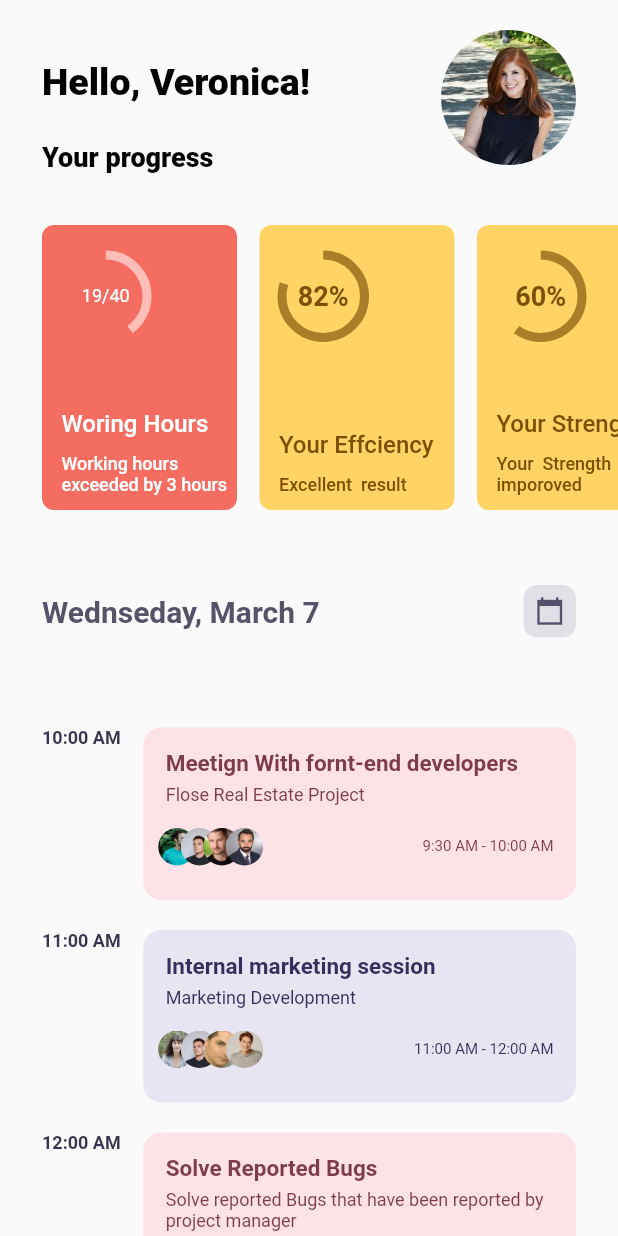
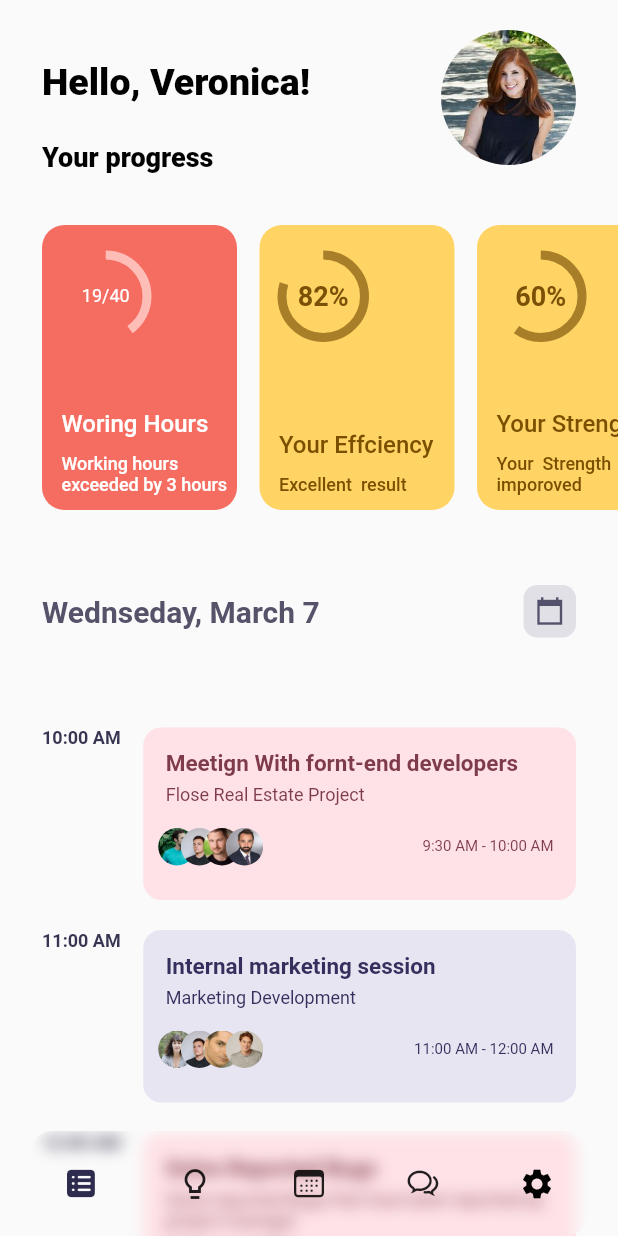
Before and after one commit to amir-hossein-rajaezadeh/food_app, a Flutter app: the screen it shows after launch, on a phone screen of 412 x 824 dp. Run offline on Flutter 3.47's test engine with Material 2 defaults, Android fonts, the phone set to English and light mode, and no system bars.

Commit message:
add blur bottom navigation bar

```diff
--- a/lib/screen/home/component/home_body.dart
+++ b/lib/screen/home/component/home_body.dart
@@ -1,3 +1,6 @@
+import 'dart:ui';
+
+import 'package:flutter/cupertino.dart';
 import 'package:flutter/material.dart';
 
 List<String> progressTitleList = [
@@ -41,7 +44,11 @@ class HomeBody extends StatelessWidget {
 
   @override
   Widget build(BuildContext context) {
-    return Column(
+    final size = MediaQuery.of(context).size;
+    return Stack(
+      alignment: Alignment.bottomCenter,
+      children: [
+        Column(
           children: [
             Row(
               mainAxisAlignment: MainAxisAlignment.spaceBetween,
@@ -94,7 +101,7 @@ class HomeBody extends StatelessWidget {
                 itemBuilder: (context, index) {
                   return Container(
                     decoration: BoxDecoration(
-                  borderRadius: BorderRadius.circular(8),
+                      borderRadius: BorderRadius.circular(15),
                       color: index == 0
                           ? const Color(0xfff56c61)
                           : const Color(0xffffd465),
@@ -202,15 +209,14 @@ class HomeBody extends StatelessWidget {
             ),
             Expanded(
               child: Container(
-            margin: const EdgeInsets.only(
-              top: 40,
-            ),
+                margin: const EdgeInsets.only(top: 40, bottom: 0),
                 child: ListView.builder(
                   physics: const BouncingScrollPhysics(),
                   itemCount: timeList.length,
                   itemBuilder: (context, index) {
                     return Container(
-                  margin: const EdgeInsets.only(top: 20, right: 28, left: 28),
+                      margin:
+                          const EdgeInsets.only(top: 20, right: 28, left: 28),
                       child: Row(
                         crossAxisAlignment: CrossAxisAlignment.start,
                         mainAxisAlignment: MainAxisAlignment.spaceBetween,
@@ -237,8 +243,8 @@ class HomeBody extends StatelessWidget {
                                 crossAxisAlignment: CrossAxisAlignment.start,
                                 children: [
                                   Container(
-                                margin:
-                                    const EdgeInsets.only(top: 15, left: 15),
+                                    margin: const EdgeInsets.only(
+                                        top: 15, left: 15),
                                     child: Text(
                                       taskTitleList[index],
                                       style: TextStyle(
@@ -251,7 +257,8 @@ class HomeBody extends StatelessWidget {
                                     ),
                                   ),
                                   Container(
-                                margin: const EdgeInsets.only(top: 5, left: 15),
+                                    margin:
+                                        const EdgeInsets.only(top: 5, left: 15),
                                     child: Text(
                                       taskDetailList[index],
                                       style: TextStyle(
@@ -283,8 +290,8 @@ class HomeBody extends StatelessWidget {
                                               ),
                                             ),
                                             Container(
-                                          margin:
-                                              const EdgeInsets.only(left: 15),
+                                              margin: const EdgeInsets.only(
+                                                  left: 15),
                                               child: ClipRRect(
                                                 borderRadius:
                                                     BorderRadius.circular(100),
@@ -297,8 +304,8 @@ class HomeBody extends StatelessWidget {
                                               ),
                                             ),
                                             Container(
-                                          margin:
-                                              const EdgeInsets.only(left: 30),
+                                              margin: const EdgeInsets.only(
+                                                  left: 30),
                                               child: ClipRRect(
                                                 borderRadius:
                                                     BorderRadius.circular(100),
@@ -313,8 +320,8 @@ class HomeBody extends StatelessWidget {
                                               ),
                                             ),
                                             Container(
-                                          margin:
-                                              const EdgeInsets.only(left: 45),
+                                              margin: const EdgeInsets.only(
+                                                  left: 45),
                                               child: ClipRRect(
                                                 borderRadius:
                                                     BorderRadius.circular(100),
@@ -358,6 +365,64 @@ class HomeBody extends StatelessWidget {
               ),
             )
           ],
+        ),
+        Container(
+          margin: const EdgeInsets.only(right: 20, left: 20, bottom: 0),
+          decoration: const BoxDecoration(
+            color: Colors.transparent,
+          ),
+          width: size.width,
+          height: 70,
+          child: ClipRRect(
+            borderRadius: BorderRadius.circular(15),
+            child: BackdropFilter(
+              filter: ImageFilter.blur(
+                sigmaX: 5.0,
+                sigmaY: 5.0,
+              ),
+              child: Row(
+                mainAxisAlignment: MainAxisAlignment.spaceBetween,
+                children: [
+                  Container(
+                    margin: const EdgeInsets.only(left: 10),
+                    child: IconButton(
+                      onPressed: () {},
+                      icon: const Icon(
+                        CupertinoIcons.square_list_fill,
+                        color: Color(0xff2d2b4e),
+                      ),
+                    ),
+                  ),
+                  IconButton(
+                    onPressed: () {},
+                    icon: const Icon(
+                      Icons.lightbulb_outline_sharp,
+                    ),
+                  ),
+                  IconButton(
+                    onPressed: () {},
+                    icon: const Icon(CupertinoIcons.calendar),
+                  ),
+                  IconButton(
+                    onPressed: () {},
+                    icon: const Icon(CupertinoIcons.chat_bubble_2),
+                  ),
+                  Container(
+                    margin: const EdgeInsets.only(right: 10),
+                    child: IconButton(
+                      onPressed: () {},
+                      icon: const Icon(
+                        Icons.settings,
+                        color: Color.fromARGB(255, 0, 0, 0),
+                      ),
+                    ),
+                  ),
+                ],
+              ),
+            ),
+          ),
+        )
+      ],
     );
   }
 }
```
Also changed, not shown: lib/screen/home/component/bottom_sheet.dart (added). Lines whose indentation alone changed are shown as unchanged.
